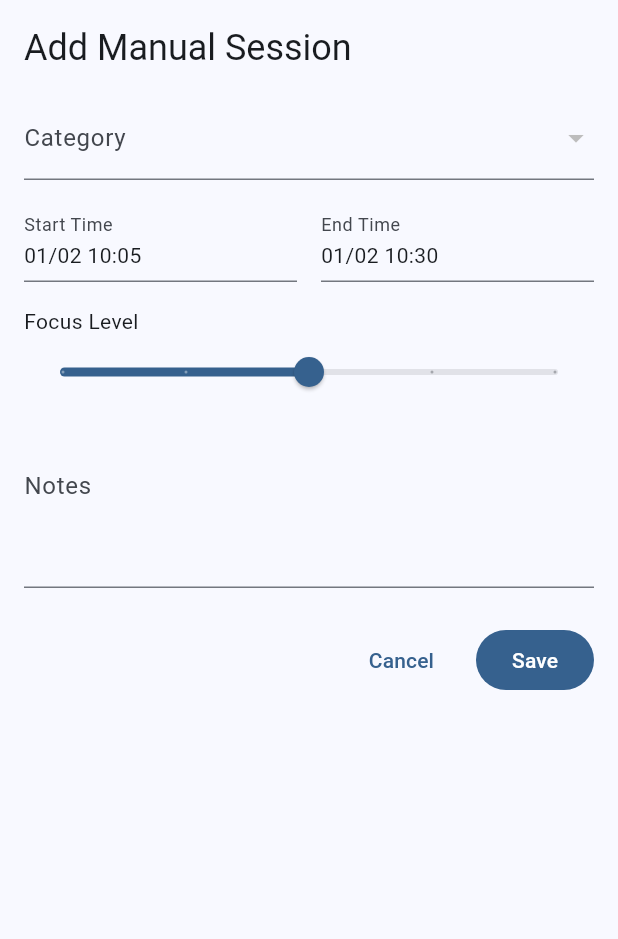
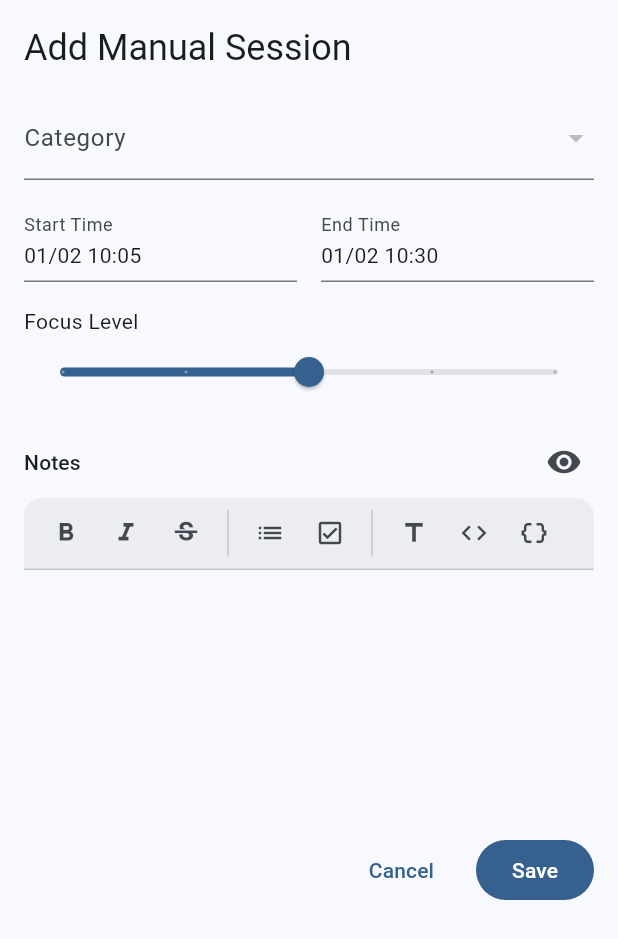
Before and after one commit to francesco-gaglione/focus_flow_cloud, a Flutter app: the ManualSessionBottomSheet widget shown alone on an empty page, opened directly, on a phone screen of 412 x 824 dp. Shown: the top 939 px of the screen. Run offline on Flutter 3.47's test engine with Material 3 defaults, Android fonts, the phone set to English and light mode, and no system bars; our stand-ins replace dio, easy_localization, equatable, fl_chart, flutter_bloc, flutter_markdown and 7 more; missing offline and left inert: easy_localization_loader; accounts and stored records are empty; network calls fail.

Commit message:
Introduce MarkdownEditorInput widget
Refactors the input for multi-line text fields to use a new
MarkdownEditorInput widget. This widget provides rich text editing
features such as bold, italic, lists, and code blocks, along with a
preview mode. This change improves the user experience for note-taking
and template content editing.

````diff
--- /dev/null
+++ b/app/lib/presentation/widgets/common/markdown_editor_input.dart
@@ -0,0 +1,237 @@
+import 'package:flutter/material.dart';
+import 'package:flutter_markdown/flutter_markdown.dart';
+
+class MarkdownEditorInput extends StatefulWidget {
+  final TextEditingController controller;
+  final String? label;
+  final String? hint;
+
+  const MarkdownEditorInput({
+    super.key,
+    required this.controller,
+    this.label,
+    this.hint,
+  });
+
+  @override
+  State<MarkdownEditorInput> createState() => _MarkdownEditorInputState();
+}
+
+class _MarkdownEditorInputState extends State<MarkdownEditorInput> {
+  bool _isPreview = false;
+
+  void _insertText(String text, {int selectionOffset = 0}) {
+    final selection = widget.controller.selection;
+    if (selection.start < 0) {
+       // If no selection, append to end
+       final newText = widget.controller.text + text;
+       widget.controller.value = TextEditingValue(
+         text: newText,
+         selection: TextSelection.collapsed(offset: newText.length + selectionOffset),
+       );
+       return;
+    }
+
+    final newText = widget.controller.text.replaceRange(
+      selection.start,
+      selection.end,
+      text,
+    );
+    final newSelectionIndex = selection.start + text.length + selectionOffset;
+
+    widget.controller.value = TextEditingValue(
+      text: newText,
+      selection: TextSelection.collapsed(offset: newSelectionIndex),
+    );
+  }
+
+  void _wrapSelection(String left, String right) {
+    final selection = widget.controller.selection;
+    if (selection.start < 0) {
+       _insertText('$left$right', selectionOffset: -right.length);
+       return;
+    }
+
+    final selectedText = widget.controller.text.substring(selection.start, selection.end);
+    final newText = '$left$selectedText$right';
+
+    widget.controller.value = widget.controller.value.replaced(
+      selection,
+      newText,
+    );
+  }
+
+  @override
+  Widget build(BuildContext context) {
+    final colorScheme = Theme.of(context).colorScheme;
+
+    return Column(
+      crossAxisAlignment: CrossAxisAlignment.start,
+      children: [
+        if (widget.label != null) ...[
+          Row(
+            mainAxisAlignment: MainAxisAlignment.spaceBetween,
+            children: [
+              Text(widget.label!, style: Theme.of(context).textTheme.titleSmall),
+              // Preview Toggle
+              IconButton(
+                icon: Icon(_isPreview ? Icons.edit : Icons.visibility),
+                tooltip: _isPreview ? 'Edit' : 'Preview',
+                onPressed: () => setState(() => _isPreview = !_isPreview),
+                visualDensity: VisualDensity.compact,
+              ),
+            ],
+          ),
+          const SizedBox(height: 4),
+        ] else ...[
+           // If no label, putting the toggle in the toolbar or above might be better.
+           // Let's add a small header row if label is null but we want the toggle.
+           Row(
+             mainAxisAlignment: MainAxisAlignment.end,
+             children: [
+                IconButton(
+                  icon: Icon(_isPreview ? Icons.edit : Icons.visibility),
+                  tooltip: _isPreview ? 'Edit' : 'Preview',
+                  onPressed: () => setState(() => _isPreview = !_isPreview),
+                  visualDensity: VisualDensity.compact,
+                ),
+             ],
+           ),
+        ],
+
+        Container(
+          decoration: BoxDecoration(
+            color: colorScheme.surfaceContainerHighest.withAlpha(50),
+            borderRadius: BorderRadius.circular(12),
+          ),
+          clipBehavior: Clip.antiAlias,
+          child: Column(
+            crossAxisAlignment: CrossAxisAlignment.stretch,
+            children: [
+              // Toolbar (only visible in Edit mode)
+              if (!_isPreview)
+                Container(
+                  decoration: BoxDecoration(
+                    color: colorScheme.surfaceContainerHighest.withAlpha(100),
+                    border: Border(bottom: BorderSide(color: colorScheme.outlineVariant)),
+                  ),
+                  height: 48,
+                  child: ListView(
+                    scrollDirection: Axis.horizontal,
+                    padding: const EdgeInsets.symmetric(horizontal: 8),
+                    children: [
+                      _ToolbarButton(
+                        icon: Icons.format_bold,
+                        tooltip: 'Bold',
+                        onPressed: () => _wrapSelection('**', '**'),
+                      ),
+                      _ToolbarButton(
+                        icon: Icons.format_italic,
+                        tooltip: 'Italic',
+                        onPressed: () => _wrapSelection('*', '*'),
+                      ),
+                      _ToolbarButton(
+                        icon: Icons.strikethrough_s,
+                        tooltip: 'Strikethrough',
+                        onPressed: () => _wrapSelection('~~', '~~'),
+                      ),
+                      const VerticalDivider(indent: 8, endIndent: 8, width: 16),
+                      _ToolbarButton(
+                        icon: Icons.list,
+                        tooltip: 'Bullet List',
+                        onPressed: () => _insertText('\n- '),
+                      ),
+                      _ToolbarButton(
+                        icon: Icons.check_box_outlined,
+                        tooltip: 'Task List',
+                        onPressed: () => _insertText('\n- [ ] '),
+                      ),
+                      const VerticalDivider(indent: 8, endIndent: 8, width: 16),
+                      _ToolbarButton(
+                        icon: Icons.title,
+                        tooltip: 'Heading 1',
+                        onPressed: () => _insertText('\n# '),
+                      ),
+                      _ToolbarButton(
+                        icon: Icons.code,
+                        tooltip: 'Code',
+                        onPressed: () => _wrapSelection('`', '`'),
+                      ),
+                      _ToolbarButton(
+                        icon: Icons.data_object,
+                        tooltip: 'Code Block',
+                        onPressed: () => _wrapSelection('```\n', '\n```'),
+                      ),
+                    ],
+                  ),
+                ),
+
+              // Editor / Preview Area
+              AnimatedSwitcher(
+                duration: const Duration(milliseconds: 200),
+                child: _isPreview
+                    ? Container(
+                        width: double.infinity,
+                        constraints: const BoxConstraints(minHeight: 150),
+                        padding: const EdgeInsets.all(16),
+                        color: colorScheme.surface,
+                        alignment: Alignment.topLeft,
+                        child: MarkdownBody(
+                          data: widget.controller.text.isEmpty
+                              ? '*${widget.hint ?? "No content"}*'
+                              : widget.controller.text,
+                          styleSheet: MarkdownStyleSheet.fromTheme(Theme.of(context)).copyWith(
+                             blockquote: Theme.of(context).textTheme.bodyMedium?.copyWith(
+                               color: colorScheme.onSurfaceVariant,
+                               fontStyle: FontStyle.italic,
+                             ),
+                          ),
+                        ),
+                      )
+                    : TextField(
+                        controller: widget.controller,
+                        maxLines: null,
+                        minLines: 5,
+                        keyboardType: TextInputType.multiline,
+                        decoration: InputDecoration(
+                          hintText: widget.hint,
+                          border: InputBorder.none,
+                          contentPadding: const EdgeInsets.all(16),
+                          filled: true,
+                          fillColor: colorScheme.surface,
+                        ),
+                      ),
+              ),
+            ],
+          ),
+        ),
+      ],
+    );
+  }
+}
+
+class _ToolbarButton extends StatelessWidget {
+  final IconData icon;
+  final String tooltip;
+  final VoidCallback onPressed;
+
+  const _ToolbarButton({
+    required this.icon,
+    required this.tooltip,
+    required this.onPressed,
+  });
+
+  @override
+  Widget build(BuildContext context) {
+    return IconButton(
+      icon: Icon(icon, size: 20),
+      tooltip: tooltip,
+      onPressed: onPressed,
+      style: IconButton.styleFrom(
+        shape: RoundedRectangleBorder(borderRadius: BorderRadius.circular(8)),
+        padding: EdgeInsets.zero,
+        tapTargetSize: MaterialTapTargetSize.shrinkWrap,
+      ),
+    );
+  }
+}
--- a/app/lib/presentation/widgets/focus/manual_session_bottom_sheet.dart
+++ b/app/lib/presentation/widgets/focus/manual_session_bottom_sheet.dart
@@ -6,6 +6,7 @@ import 'package:focus_flow_app/domain/entities/task.dart';
 import 'package:focus_flow_app/presentation/focus/bloc/focus_bloc.dart';
 import 'package:focus_flow_app/presentation/focus/bloc/focus_event.dart';
 import 'package:focus_flow_app/presentation/focus/bloc/focus_state.dart';
+import '../common/markdown_editor_input.dart';
 
 class ManualSessionBottomSheet extends StatefulWidget {
   const ManualSessionBottomSheet({super.key});
@@ -223,13 +224,9 @@ class _ManualSessionBottomSheetState extends State<ManualSessionBottomSheet> {
                 const SizedBox(height: 16),
 
                 // Notes
-                TextField(
+                MarkdownEditorInput(
                   controller: _notesController,
-                  decoration: InputDecoration(
-                    labelText: 'manual_session.notes'.tr(),
-                    alignLabelWithHint: true,
-                  ),
-                  maxLines: 3,
+                  label: 'manual_session.notes'.tr(),
                 ),
                 const SizedBox(height: 24),
 
--- a/app/pubspec.yaml
+++ b/app/pubspec.yaml
@@ -53,6 +53,7 @@ dependencies:
   package_info_plus: ^9.0.0
   shared_preferences: ^2.5.4
   web_socket_channel: ^3.0.3
+  flutter_markdown: ^0.7.2
 
 dev_dependencies:
   flutter_test:
````
Also changed, not shown: app/lib/presentation/settings/settings_page.dart (+9 -6 lines), app/lib/presentation/widgets/focus/focus_notes.dart (+3 -33 lines), app/lib/presentation/widgets/focus/session_details_modal.dart (+7 -11 lines), app/pubspec.lock.
